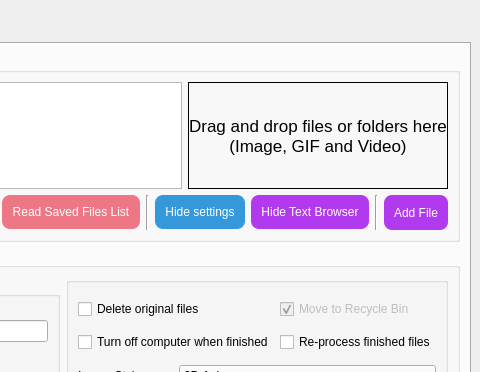
Old version of the form SRC/Waifu2x-Extension-QT/mainwindow.ui in the repository AaronFeng753/Waifu2x-Extension-GUI; both pictures show x 708 to 1188 and y 0 to 372 of the 1188 by 678 pixel window.
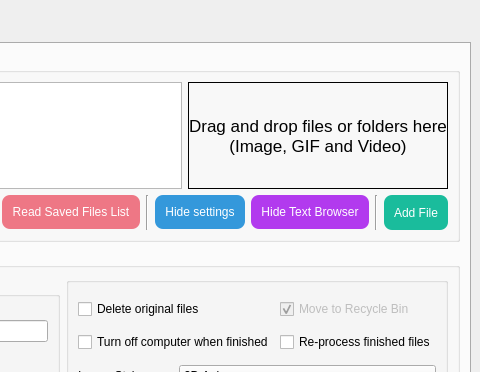
New version of the form. The open tabs and pages were chosen to show the change. Icons and pictures are not drawn.

The edit to the form file:
```diff
--- a/SRC/Waifu2x-Extension-QT/mainwindow.ui
+++ b/SRC/Waifu2x-Extension-QT/mainwindow.ui
@@ -253,7 +253,7 @@
              </property>
              <property name="styleSheet">
               <string notr="true">QPushButton{
-background-color: rgb(178, 58, 238);
+background-color: rgb(26, 188, 156);
 color: rgb(255, 255, 255);
 border-style:outset;
 border-radius:8px;
```
Left out of the diff: 52 changed lines with no effect on the pictures.
